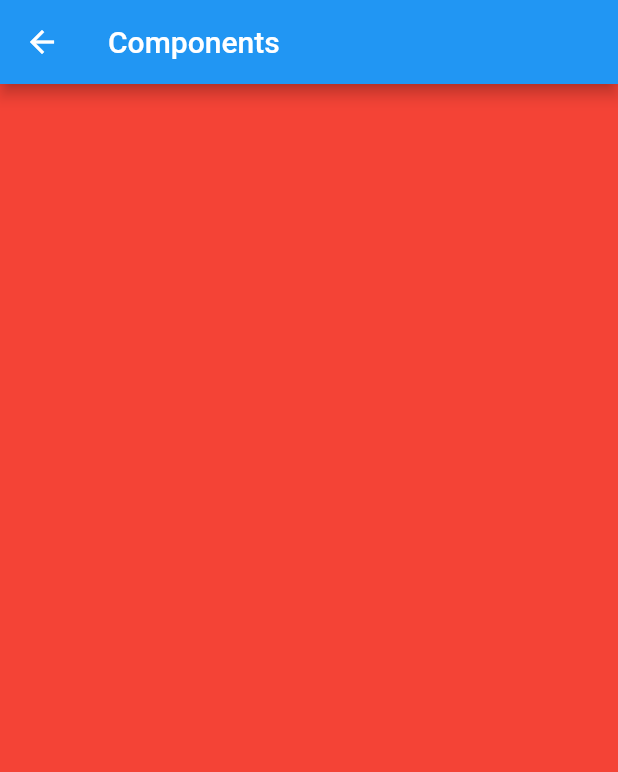
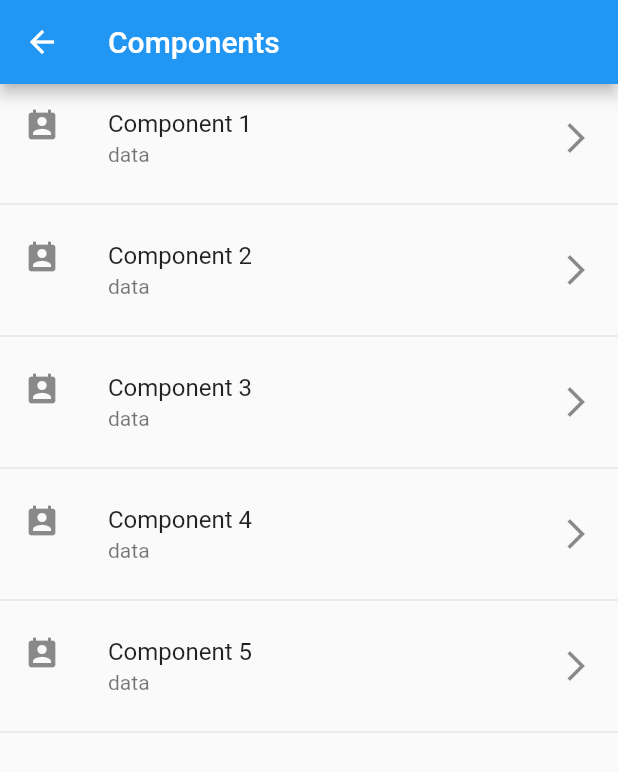
Before and after one commit to X1000V2/udemy-flutter-course, a Flutter app: the screen it shows after launch, after a tap on "Go To Components Screen", on a phone screen of 412 x 824 dp. Shown: the top 772 px of the screen. Run offline on Flutter 3.47's test engine with Material 2 defaults, Android fonts, the phone set to English and light mode, and no system bars.

Commit message:
Added provider to read options from json file.

```diff
--- a/lib/src/pages/ComponentsPage.dart
+++ b/lib/src/pages/ComponentsPage.dart
@@ -1,19 +1,54 @@
 import 'package:flutter/material.dart';
+import 'package:udemy_flutter_course/src/provider/MenuProvider.dart';
 
-class ComponentsPage extends StatefulWidget {
-  ComponentsPage({Key key}) : super(key: key);
+class ComponentsPage extends StatelessWidget {
 
-  _ComponentsPageState createState() => _ComponentsPageState();
-}
+  final options = ['Component 1','Component 2','Component 3','Component 4','Component 5'];
 
-class _ComponentsPageState extends State<ComponentsPage> {
   @override
   Widget build(BuildContext context) {
     return Scaffold(
       appBar: AppBar(title: Text("Components")),
-      body: Container(
-        color: Colors.red,
-      ),
+      body: ListView(
+        children: _createListWithMap()
+      )
     );
   }
+
+  List<Widget> _createItems(){
+
+    List<Widget> listItems = List<Widget>();
+
+    options.forEach((item){
+
+      final itemView = ListTile(title: Text(item),);
+      listItems..add(itemView)
+      ..add(Divider());
+
+    });
+
+    return listItems;
+  }
+
+  List<Widget> _createListWithMap(){
+
+    menuProvider.loadData();
+
+    return options.map( (item) {
+      return Column(
+        children: <Widget>[
+          ListTile(
+            title: Text(item),
+            subtitle: Text("data"),
+            leading: Icon(Icons.perm_contact_calendar),
+            trailing: Icon(Icons.arrow_forward_ios),
+            onTap: (){
+              print('Item $item clicked');
+            },
+          ),
+          Divider(),
+        ],
+      );
+    }).toList();
+  }
 }
--- /dev/null
+++ b/lib/src/provider/MenuProvider.dart
@@ -0,0 +1,20 @@
+import 'package:flutter/services.dart' show rootBundle;
+
+class _MenuProvider{
+
+  List<dynamic> options = [];
+
+  _MenuProvider(){
+    loadData();
+  }
+
+  void loadData() {
+
+    rootBundle.loadString('data/menu_opts.json').then((data){
+      print(data);
+    });
+
+  }
+}
+
+final menuProvider = _MenuProvider();
--- a/pubspec.yaml
+++ b/pubspec.yaml
@@ -41,8 +41,8 @@ flutter:
   uses-material-design: true
 
   # To add assets to your application, add an assets section, like this:
-  # assets:
-  #  - images/a_dot_burr.jpeg
+  assets:
+  - data/menu_opts.json
   #  - images/a_dot_ham.jpeg
 
   # An image asset can refer to one or more resolution-specific "variants", see
```
Also changed, not shown: data/menu_opts.json (added, +20 -0 lines), pubspec.lock (deleted).
